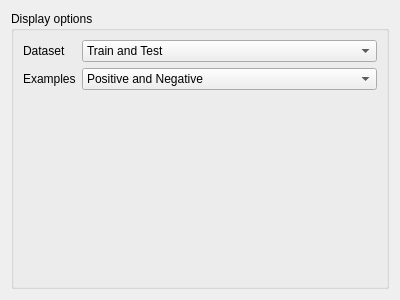
Old version of the form evaluator/optionwidget.ui in the repository anliec/Siamese_lake_GTL.
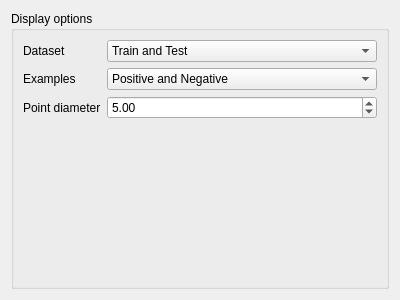
New version of the form.

The edit to the form file:
```diff
--- a/evaluator/optionwidget.ui
+++ b/evaluator/optionwidget.ui
@@ -74,6 +74,29 @@
           </item>
          </widget>
         </item>
+        <item row="2" column="0">
+         <widget class="QLabel" name="label_3">
+          <property name="text">
+           <string>Point diameter</string>
+          </property>
+         </widget>
+        </item>
+        <item row="2" column="1">
+         <widget class="QDoubleSpinBox" name="sb_diameter">
+          <property name="minimum">
+           <double>0.100000000000000</double>
+          </property>
+          <property name="maximum">
+           <double>20.000000000000000</double>
+          </property>
+          <property name="singleStep">
+           <double>0.100000000000000</double>
+          </property>
+          <property name="value">
+           <double>5.000000000000000</double>
+          </property>
+         </widget>
+        </item>
        </layout>
       </item>
      </layout>
```
